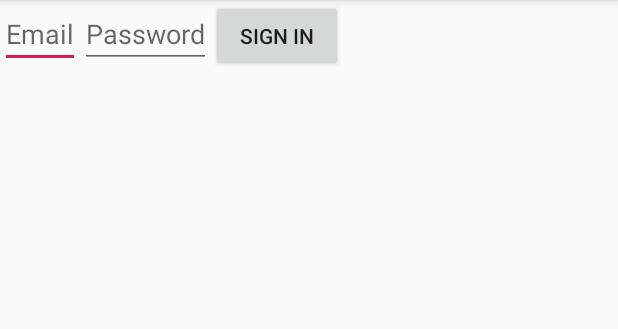
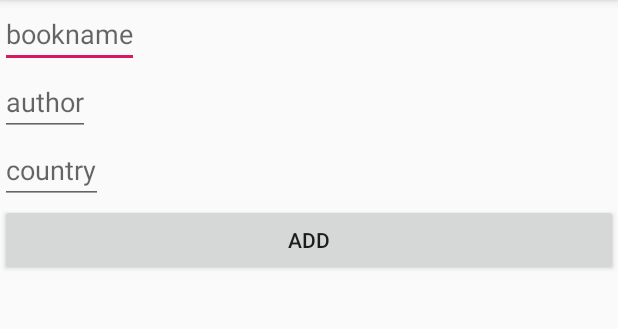
Before and after one commit to PURAT/Solution, an Android app: the screen it shows after launch (EmailPasswordActivity before the commit, FireBaseTestActivity after it), after a tap on "GO TO SIGN UP", on a phone screen of 412 x 824 dp, the part 84-413 px from its top. Run offline under Robolectric (Android 15) with nearby library versions, the phone set to English and light mode, and no system bars; our stand-ins replace Firebase (no records; nobody signed in at launch, a user with empty details on screens opened directly).

Commit message:
- It was added the registration activity. - It was set up the Firebase database of Google. - It was made some changes in Java classes.

```diff
--- a/app/build.gradle
+++ b/app/build.gradle
@@ -25,6 +25,7 @@ dependencies {
     implementation 'androidx.appcompat:appcompat:1.0.2'
     implementation 'androidx.constraintlayout:constraintlayout:1.1.3'
     implementation 'com.google.firebase:firebase-auth:17.0.0'
+    implementation 'com.google.firebase:firebase-database:19.2.1'
     testImplementation 'junit:junit:4.12'
     androidTestImplementation 'androidx.test:runner:1.1.1'
     androidTestImplementation 'androidx.test.espresso:espresso-core:3.1.1'
--- a/app/src/main/AndroidManifest.xml
+++ b/app/src/main/AndroidManifest.xml
@@ -9,7 +9,8 @@
         android:roundIcon="@mipmap/ic_launcher_round"
         android:supportsRtl="true"
         android:theme="@style/AppTheme">
-        <activity android:name=".EmailPasswordActivity"></activity>
+        <activity android:name=".FireBaseTestActivity"></activity>
+        <activity android:name=".EmailPasswordActivity" />
         <activity android:name=".MainActivity">
             <intent-filter>
                 <action android:name="android.intent.action.MAIN" />
--- /dev/null
+++ b/app/src/main/java/ru/startandroid/booknet/FireBaseTestActivity.java
@@ -0,0 +1,67 @@
+package ru.startandroid.booknet;
+
+import androidx.appcompat.app.AppCompatActivity;
+
+import android.os.Bundle;
+import android.text.TextUtils;
+import android.view.View;
+import android.widget.Button;
+import android.widget.EditText;
+import android.widget.Toast;
+
+import com.google.firebase.database.DataSnapshot;
+import com.google.firebase.database.DatabaseError;
+import com.google.firebase.database.DatabaseReference;
+import com.google.firebase.database.FirebaseDatabase;
+import com.google.firebase.database.ValueEventListener;
+
+public class FireBaseTestActivity extends AppCompatActivity {
+    EditText bookName;
+    EditText bookAuthor;
+    EditText bookCountry;
+    Button addButton;
+    DatabaseReference databaseBook;
+
+    @Override
+    protected void onCreate(Bundle savedInstanceState) {
+        super.onCreate(savedInstanceState);
+        setContentView(R.layout.activity_firebase_test);
+
+        databaseBook = FirebaseDatabase.getInstance().getReference("books");
+
+        // Read from the database
+        databaseBook.addValueEventListener(new ValueEventListener() {
+            @Override
+            public void onDataChange(DataSnapshot dataSnapshot) {
+                // This method is called once with the initial value and again
+                // whenever data at this location is updated.
+                String value = dataSnapshot.getValue(String.class);
+               // Log.d(TAG, "Value is: " + value);
+            }
+
+            @Override
+            public void onCancelled(DatabaseError error) {
+                // Failed to read value
+                //Log.w(TAG, "Failed to read value.", error.toException());
+            }
+        });
+
+        bookName = (EditText)findViewById(R.id.bookName);
+        bookAuthor = (EditText)findViewById(R.id.bookAuthor);
+        bookCountry = (EditText)findViewById(R.id.bookCountry);
+        addButton = (Button) findViewById(R.id.addButton);
+
+    }
+    public void onClickAddBook(View view){
+        String name = bookName.getText().toString().trim();
+        String author = bookAuthor.getText().toString();
+        String country = bookCountry.getText().toString();
+
+            String id = databaseBook.push().getKey();
+            Book book = new Book(id, name,author,"Science",country);
+            databaseBook.child(id).setValue(book);
+            System.out.println(name+"это имя");
+            System.out.println(author+"это author");
+            System.out.println(country+"это country");
+    }
+}
--- a/app/src/main/java/ru/startandroid/booknet/MainActivity.java
+++ b/app/src/main/java/ru/startandroid/booknet/MainActivity.java
@@ -17,16 +17,22 @@ import com.google.android.gms.tasks.Task;
 import com.google.firebase.auth.AuthResult;
 import com.google.firebase.auth.FirebaseAuth;
 import com.google.firebase.auth.FirebaseUser;
+import com.google.firebase.database.DataSnapshot;
+import com.google.firebase.database.DatabaseError;
+import com.google.firebase.database.DatabaseReference;
+import com.google.firebase.database.FirebaseDatabase;
+import com.google.firebase.database.ValueEventListener;
 
 public class MainActivity extends AppCompatActivity {
-
     @Override
     protected void onCreate(Bundle savedInstanceState) {
         super.onCreate(savedInstanceState);
         setContentView(R.layout.activity_main);
     }
     public void goSigning(View view){
-        Intent intent = new Intent(this, EmailPasswordActivity.class);
+        Intent intent = new Intent(this, FireBaseTestActivity.class);
         startActivity(intent);
     }
+
+
 }
--- a/app/src/main/java/ru/startandroid/booknet/User.java
+++ b/app/src/main/java/ru/startandroid/booknet/User.java
@@ -32,14 +32,13 @@ public class User {
         return userStoryList;
     }
 
-    public int rateBook(Book book, int rate){
+    public void rateBook(Book book, int rate){
         book.getRateData().add(rate);
         int sum = 0;
         for(Integer i: book.getRateData()){
             sum+=i;
         }
-        int rating = sum/book.getRateData().size();
-        return rating;
+        book.setRating(sum/book.getRateData().size());
     }
     public void markAsFavotite(Book book){
         this.favoriteList.add(book);
--- /dev/null
+++ b/app/src/main/res/layout/activity_firebase_test.xml
@@ -0,0 +1,33 @@
+<?xml version="1.0" encoding="utf-8"?>
+<LinearLayout xmlns:android="http://schemas.android.com/apk/res/android"
+    xmlns:app="http://schemas.android.com/apk/res-auto"
+    xmlns:tools="http://schemas.android.com/tools"
+    android:layout_width="match_parent"
+    android:layout_height="match_parent"
+    tools:context=".FireBaseTestActivity"
+    android:orientation="vertical">
+
+    <EditText
+        android:id="@+id/bookName"
+        android:layout_width="wrap_content"
+        android:layout_height="wrap_content"
+        android:hint="bookname"/>
+    <EditText
+        android:id="@+id/bookAuthor"
+        android:layout_width="wrap_content"
+        android:layout_height="wrap_content"
+        android:hint="author"/>
+    <EditText
+        android:id="@+id/bookCountry"
+        android:layout_width="wrap_content"
+        android:layout_height="wrap_content"
+        android:hint="country"/>
+
+    <Button
+        android:id="@+id/addButton"
+        android:layout_width="match_parent"
+        android:layout_height="wrap_content"
+        android:text="Add"
+        android:onClick="onClickAddBook"/>
+
+</LinearLayout>
```
Also changed, not shown: app/src/main/java/ru/startandroid/booknet/Book.java (+8 -4 lines), app/src/main/java/ru/startandroid/booknet/Constants.java (added, +7 -0 lines), app/src/main/java/ru/startandroid/booknet/EmailPasswordActivity.java (+7 -0 lines).
